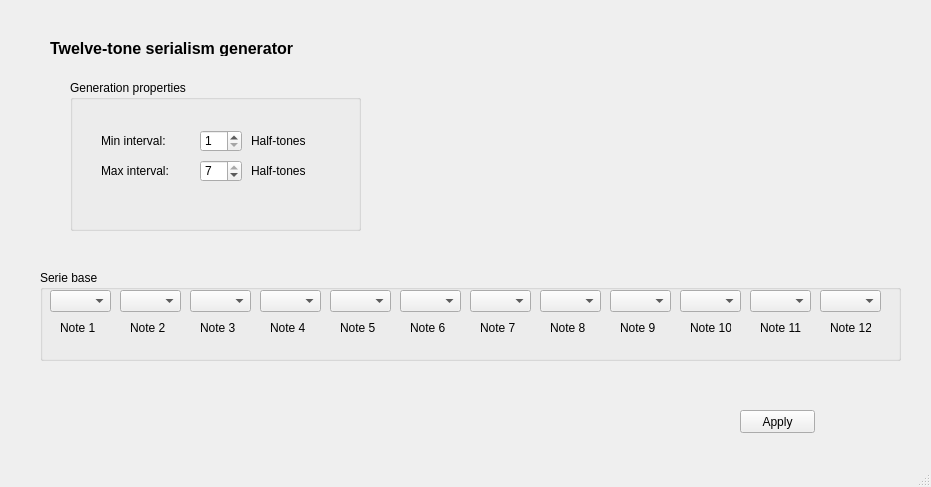
Above: RuleTranslator.ui from lpla/dodecahelper before the change. Below: the same form after it.
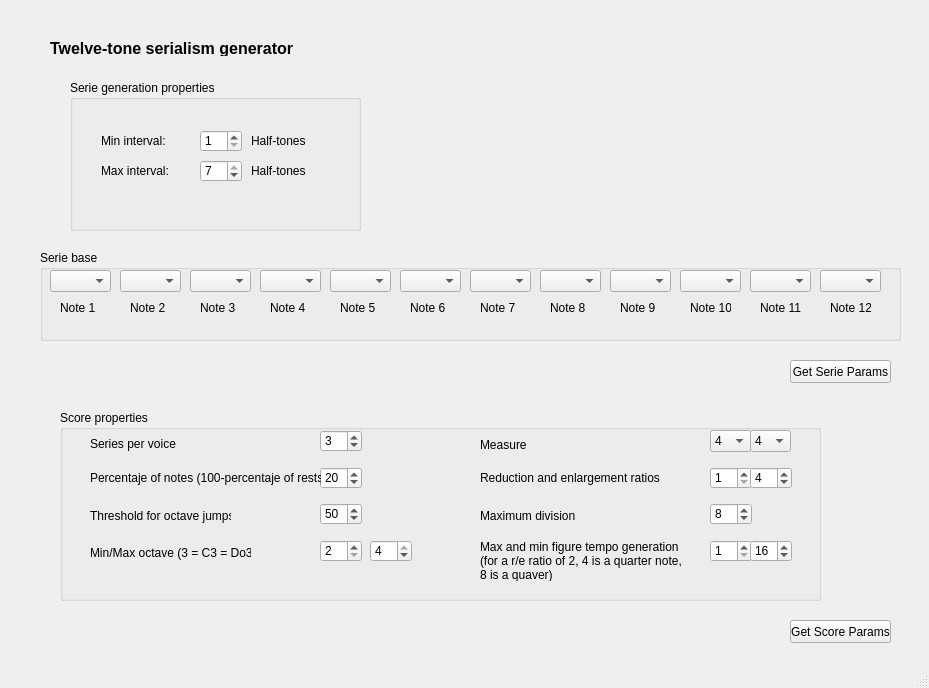
That is the form after the change.

Diff of the .ui file:
```diff
--- a/RuleTranslator.ui
+++ b/RuleTranslator.ui
@@ -6,8 +6,8 @@
    <rect>
     <x>0</x>
     <y>0</y>
-    <width>931</width>
-    <height>487</height>
+    <width>929</width>
+    <height>688</height>
    </rect>
   </property>
   <property name="windowTitle">
@@ -44,7 +44,7 @@
      </rect>
     </property>
     <property name="title">
-     <string>Generation properties</string>
+     <string>Serie generation properties</string>
     </property>
     <widget class="QLabel" name="label_5">
      <property name="geometry">
@@ -138,7 +138,7 @@
     <property name="geometry">
      <rect>
       <x>40</x>
-      <y>270</y>
+      <y>250</y>
       <width>861</width>
       <height>91</height>
      </rect>
@@ -1242,14 +1242,431 @@
    <widget class="QPushButton" name="pushButton">
     <property name="geometry">
      <rect>
-      <x>740</x>
+      <x>790</x>
+      <y>360</y>
+      <width>101</width>
+      <height>23</height>
+     </rect>
+    </property>
+    <property name="text">
+     <string>Get Serie Params</string>
+    </property>
+   </widget>
+   <widget class="QGroupBox" name="scoreProperties">
+    <property name="geometry">
+     <rect>
+      <x>60</x>
       <y>410</y>
-      <width>75</width>
+      <width>761</width>
+      <height>191</height>
+     </rect>
+    </property>
+    <property name="title">
+     <string>Score properties</string>
+    </property>
+    <widget class="QSpinBox" name="percentajeNotes">
+     <property name="geometry">
+      <rect>
+       <x>260</x>
+       <y>57</y>
+       <width>42</width>
+       <height>22</height>
+      </rect>
+     </property>
+     <property name="minimum">
+      <number>1</number>
+     </property>
+     <property name="maximum">
+      <number>100</number>
+     </property>
+     <property name="value">
+      <number>20</number>
+     </property>
+    </widget>
+    <widget class="QLabel" name="percentNotes_label">
+     <property name="geometry">
+      <rect>
+       <x>30</x>
+       <y>60</y>
+       <width>231</width>
+       <height>16</height>
+      </rect>
+     </property>
+     <property name="text">
+      <string>Percentaje of notes (100-percentaje of rests)</string>
+     </property>
+    </widget>
+    <widget class="QSpinBox" name="seriesPerVoice">
+     <property name="geometry">
+      <rect>
+       <x>260</x>
+       <y>20</y>
+       <width>42</width>
+       <height>22</height>
+      </rect>
+     </property>
+     <property name="minimum">
+      <number>1</number>
+     </property>
+     <property name="maximum">
+      <number>100</number>
+     </property>
+     <property name="value">
+      <number>3</number>
+     </property>
+    </widget>
+    <widget class="QLabel" name="numVoice_label">
+     <property name="geometry">
+      <rect>
+       <x>30</x>
+       <y>26</y>
+       <width>101</width>
+       <height>16</height>
+      </rect>
+     </property>
+     <property name="text">
+      <string>Series per voice</string>
+     </property>
+    </widget>
+    <widget class="QSpinBox" name="thresholdOctaves">
+     <property name="geometry">
+      <rect>
+       <x>260</x>
+       <y>93</y>
+       <width>42</width>
+       <height>22</height>
+      </rect>
+     </property>
+     <property name="minimum">
+      <number>1</number>
+     </property>
+     <property name="maximum">
+      <number>1000</number>
+     </property>
+     <property name="value">
+      <number>50</number>
+     </property>
+    </widget>
+    <widget class="QLabel" name="octaveJump_label">
+     <property name="geometry">
+      <rect>
+       <x>30</x>
+       <y>98</y>
+       <width>141</width>
+       <height>16</height>
+      </rect>
+     </property>
+     <property name="text">
+      <string>Threshold for octave jumps</string>
+     </property>
+    </widget>
+    <widget class="QLabel" name="minMaxOctave_label">
+     <property name="geometry">
+      <rect>
+       <x>30</x>
+       <y>135</y>
+       <width>161</width>
+       <height>16</height>
+      </rect>
+     </property>
+     <property name="text">
+      <string>Min/Max octave (3 = C3 = Do3)</string>
+     </property>
+    </widget>
+    <widget class="QSpinBox" name="minOctave">
+     <property name="geometry">
+      <rect>
+       <x>260</x>
+       <y>130</y>
+       <width>42</width>
+       <height>22</height>
+      </rect>
+     </property>
+     <property name="minimum">
+      <number>2</number>
+     </property>
+     <property name="maximum">
+      <number>4</number>
+     </property>
+     <property name="value">
+      <number>2</number>
+     </property>
+    </widget>
+    <widget class="QLabel" name="maxDivision_label">
+     <property name="geometry">
+      <rect>
+       <x>420</x>
+       <y>98</y>
+       <width>141</width>
+       <height>16</height>
+      </rect>
+     </property>
+     <property name="text">
+      <string>Maximum division</string>
+     </property>
+    </widget>
+    <widget class="QSpinBox" name="reRatios">
+     <property name="geometry">
+      <rect>
+       <x>650</x>
+       <y>57</y>
+       <width>42</width>
+       <height>22</height>
+      </rect>
+     </property>
+     <property name="minimum">
+      <number>1</number>
+     </property>
+     <property name="maximum">
+      <number>100</number>
+     </property>
+     <property name="value">
+      <number>1</number>
+     </property>
+    </widget>
+    <widget class="QLabel" name="measure_label">
+     <property name="geometry">
+      <rect>
+       <x>420</x>
+       <y>27</y>
+       <width>101</width>
+       <height>16</height>
+      </rect>
+     </property>
+     <property name="text">
+      <string>Measure</string>
+     </property>
+    </widget>
+    <widget class="QLabel" name="ratios_label">
+     <property name="geometry">
+      <rect>
+       <x>420</x>
+       <y>60</y>
+       <width>231</width>
+       <height>16</height>
+      </rect>
+     </property>
+     <property name="text">
+      <string>Reduction and enlargement ratios</string>
+     </property>
+    </widget>
+    <widget class="QSpinBox" name="maxDivision">
+     <property name="geometry">
+      <rect>
+       <x>650</x>
+       <y>93</y>
+       <width>42</width>
+       <height>22</height>
+      </rect>
+     </property>
+     <property name="minimum">
+      <number>1</number>
+     </property>
+     <property name="maximum">
+      <number>16</number>
+     </property>
+     <property name="singleStep">
+      <number>1</number>
+     </property>
+     <property name="value">
+      <number>8</number>
+     </property>
+    </widget>
+    <widget class="QLabel" name="figureTempo_label">
+     <property name="geometry">
+      <rect>
+       <x>420</x>
+       <y>130</y>
+       <width>201</width>
+       <height>41</height>
+      </rect>
+     </property>
+     <property name="text">
+      <string>Max and min figure tempo generation 
+(for a r/e ratio of 2, 4 is a quarter note,
+8 is a quaver)</string>
+     </property>
+    </widget>
+    <widget class="QSpinBox" name="maxFigure">
+     <property name="geometry">
+      <rect>
+       <x>650</x>
+       <y>130</y>
+       <width>42</width>
+       <height>22</height>
+      </rect>
+     </property>
+     <property name="minimum">
+      <number>1</number>
+     </property>
+     <property name="maximum">
+      <number>64</number>
+     </property>
+     <property name="value">
+      <number>1</number>
+     </property>
+    </widget>
+    <widget class="QSpinBox" name="maxOctave">
+     <property name="geometry">
+      <rect>
+       <x>310</x>
+       <y>130</y>
+       <width>42</width>
+       <height>22</height>
+      </rect>
+     </property>
+     <property name="minimum">
+      <number>2</number>
+     </property>
+     <property name="maximum">
+      <number>4</number>
+     </property>
+     <property name="value">
+      <number>4</number>
+     </property>
+    </widget>
+    <widget class="QComboBox" name="measure1">
+     <property name="geometry">
+      <rect>
+       <x>650</x>
+       <y>20</y>
+       <width>41</width>
+       <height>22</height>
+      </rect>
+     </property>
+     <property name="currentText" stdset="0">
+      <string>4</string>
+     </property>
+     <property name="currentIndex">
+      <number>2</number>
+     </property>
+     <item>
+      <property name="text">
+       <string>1</string>
+      </property>
+     </item>
+     <item>
+      <property name="text">
+       <string>2</string>
+      </property>
+     </item>
+     <item>
+      <property name="text">
+       <string>4</string>
+      </property>
+     </item>
+     <item>
+      <property name="text">
+       <string>8</string>
+      </property>
+     </item>
+     <item>
+      <property name="text">
+       <string>16</string>
+      </property>
+     </item>
+     <item>
+      <property name="text">
+       <string>32</string>
+      </property>
+     </item>
+    </widget>
+    <widget class="QComboBox" name="measure2">
+     <property name="geometry">
+      <rect>
+       <x>690</x>
+       <y>20</y>
+       <width>41</width>
+       <height>22</height>
+      </rect>
+     </property>
+     <property name="currentText" stdset="0">
+      <string>4</string>
+     </property>
+     <property name="currentIndex">
+      <number>2</number>
+     </property>
+     <item>
+      <property name="text">
+       <string>1</string>
+      </property>
+     </item>
+     <item>
+      <property name="text">
+       <string>2</string>
+      </property>
+     </item>
+     <item>
+      <property name="text">
+       <string>4</string>
+      </property>
+     </item>
+     <item>
+      <property name="text">
+       <string>8</string>
+      </property>
+     </item>
+     <item>
+      <property name="text">
+       <string>16</string>
+      </property>
+     </item>
+     <item>
+      <property name="text">
+       <string>32</string>
+      </property>
+     </item>
+    </widget>
+    <widget class="QSpinBox" name="reRatios2">
+     <property name="geometry">
+      <rect>
+       <x>690</x>
+       <y>57</y>
+       <width>42</width>
+       <height>22</height>
+      </rect>
+     </property>
+     <property name="minimum">
+      <number>1</number>
+     </property>
+     <property name="maximum">
+      <number>100</number>
+     </property>
+     <property name="value">
+      <number>4</number>
+     </property>
+    </widget>
+    <widget class="QSpinBox" name="minFigure">
+     <property name="geometry">
+      <rect>
+       <x>690</x>
+       <y>130</y>
+       <width>42</width>
+       <height>22</height>
+      </rect>
+     </property>
+     <property name="minimum">
+      <number>1</number>
+     </property>
+     <property name="maximum">
+      <number>64</number>
+     </property>
+     <property name="value">
+      <number>16</number>
+     </property>
+    </widget>
+   </widget>
+   <widget class="QPushButton" name="pushButton_2">
+    <property name="geometry">
+     <rect>
+      <x>790</x>
+      <y>620</y>
+      <width>101</width>
       <height>23</height>
      </rect>
     </property>
     <property name="text">
-     <string>Apply</string>
+     <string>Get Score Params</string>
     </property>
    </widget>
   </widget>
```
Left out of the diff: 2 changed lines with no effect on the pictures.
